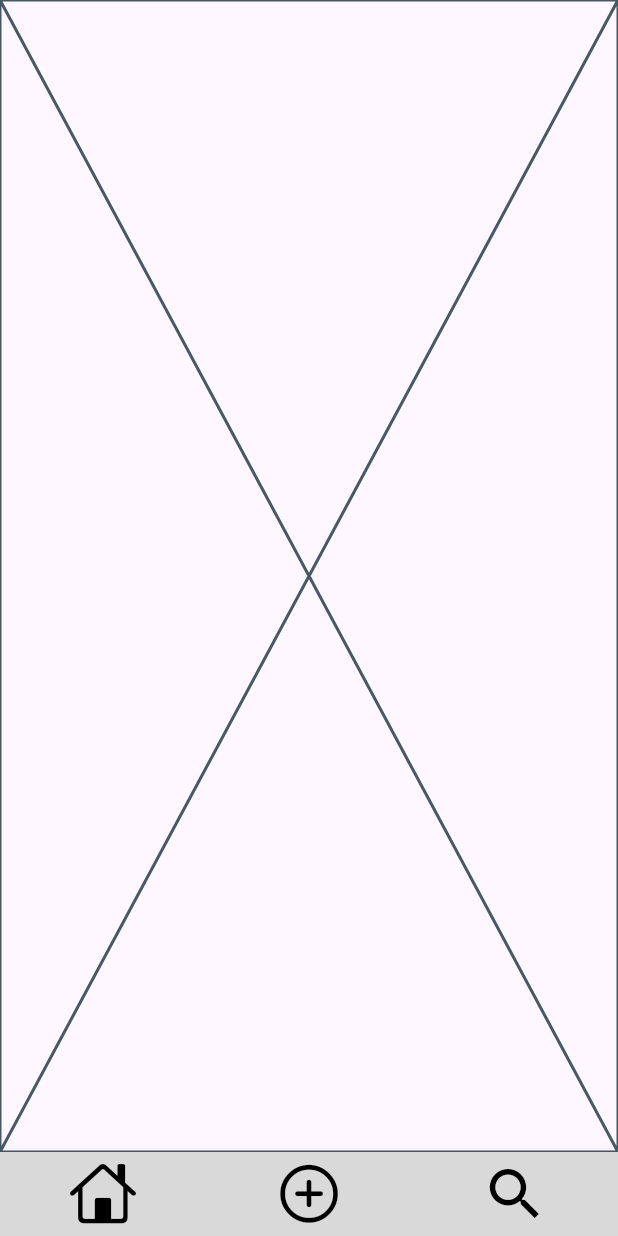
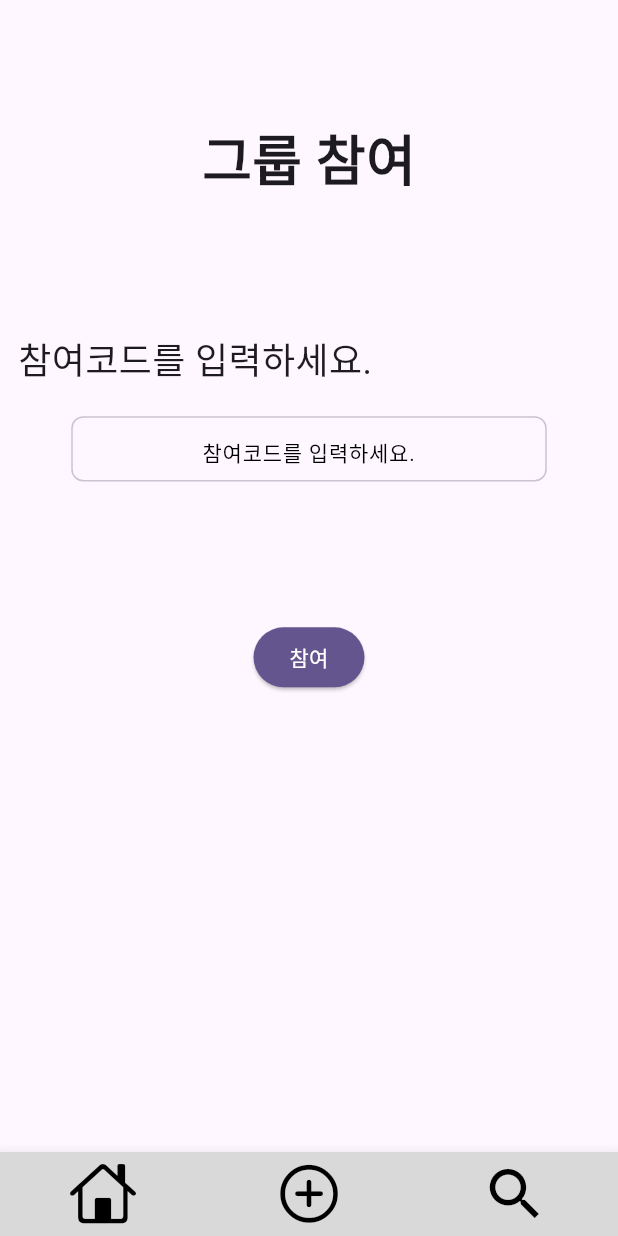
Before and after one commit to AIIA-GCU/VinTeum-FE, a Flutter app: the screen it shows after launch, item 3 of the bottom bar chosen, on a phone screen of 412 x 824 dp. Run offline on Flutter 3.47's test engine with Material 3 defaults, Android fonts, the phone set to English and light mode, and no system bars.

Commit message:
[feat] 그룹 참여
- 그룹 참여 페이지 추가

```diff
--- a/lib/Page/Search_Screen.dart
+++ b/lib/Page/Search_Screen.dart
@@ -1,10 +1,74 @@
 import 'package:flutter/material.dart';
+import 'package:vinteum/main.dart';
+import 'package:vinteum/Common/color.dart';
 
 class SearchScreen extends StatelessWidget {
   const SearchScreen({super.key});
 
   @override
   Widget build(BuildContext context) {
-    return const Placeholder();
+    return Container(
+      width: double.infinity,
+      height: double.infinity,
+      child: Column(
+        crossAxisAlignment: CrossAxisAlignment.center,
+        children: [
+          SizedBox(
+            height: ratio.height * 86,
+          ),
+          Text(
+            "그룹 참여",
+            style: TextStyle(fontSize: 36, fontWeight: FontWeight.bold),
+          ),
+          SizedBox(
+            height: ratio.height * 96,
+          ),
+          Row(
+            children: [
+              SizedBox(
+                width: ratio.width * 12,
+              ),
+              Text(
+                "참여코드를 입력하세요.",
+                style: TextStyle(fontSize: 24),
+              ),
+            ],
+          ),
+          SizedBox(
+            height: ratio.height * 21,
+          ),
+          Container(
+            width: ratio.width * 317,
+            height: ratio.height * 47,
+            decoration: BoxDecoration(
+              border: Border.all(
+                color: VinTeumColors.borderColor,
+                width: 1
+              ),
+              borderRadius: BorderRadius.circular(8)
+            ),
+            child: TextField(
+              textAlign: TextAlign.center,
+              decoration: InputDecoration(
+                border: InputBorder.none,
+                hintText: "참여코드를 입력하세요.",
+                hintStyle: TextStyle(color: Colors.black, fontSize: 14),
+              ),
+            )
+          ),
+          SizedBox(
+            height: ratio.height * 101,
+          ),
+          ElevatedButton(
+            style: ElevatedButton.styleFrom(
+                shape: RoundedRectangleBorder(
+                    borderRadius: BorderRadius.circular(20)),
+                backgroundColor: VinTeumColors.primaryColor),
+            onPressed: () {},
+            child: Text("참여", style: TextStyle(color: Colors.white)),
+          ),
+        ],
+      ),
+    );
   }
 }
```
